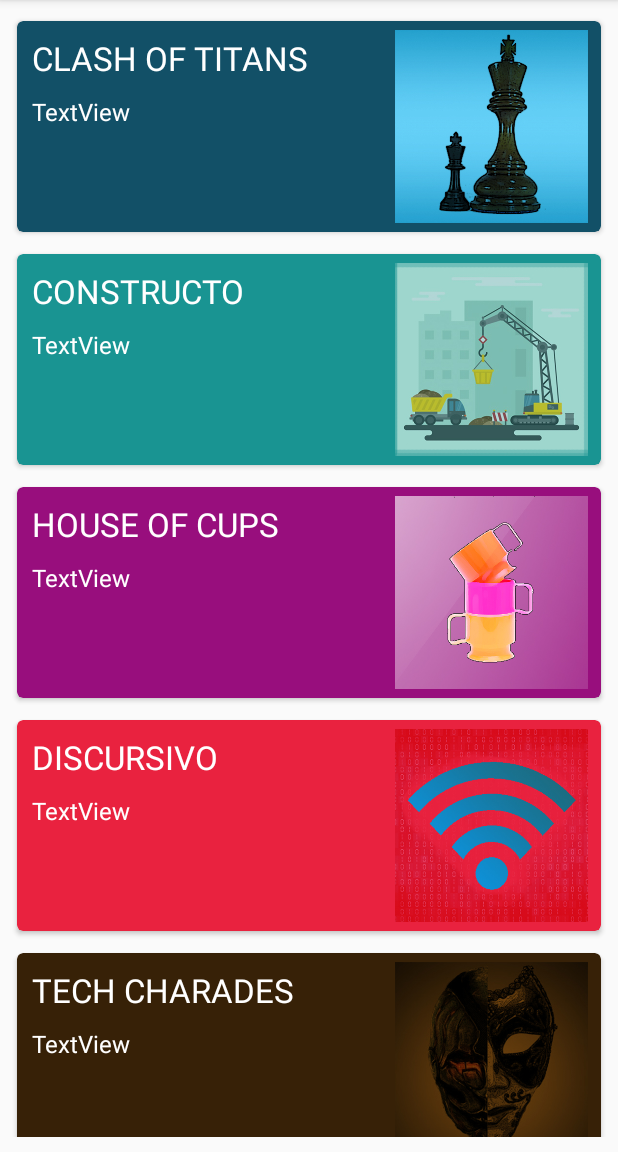
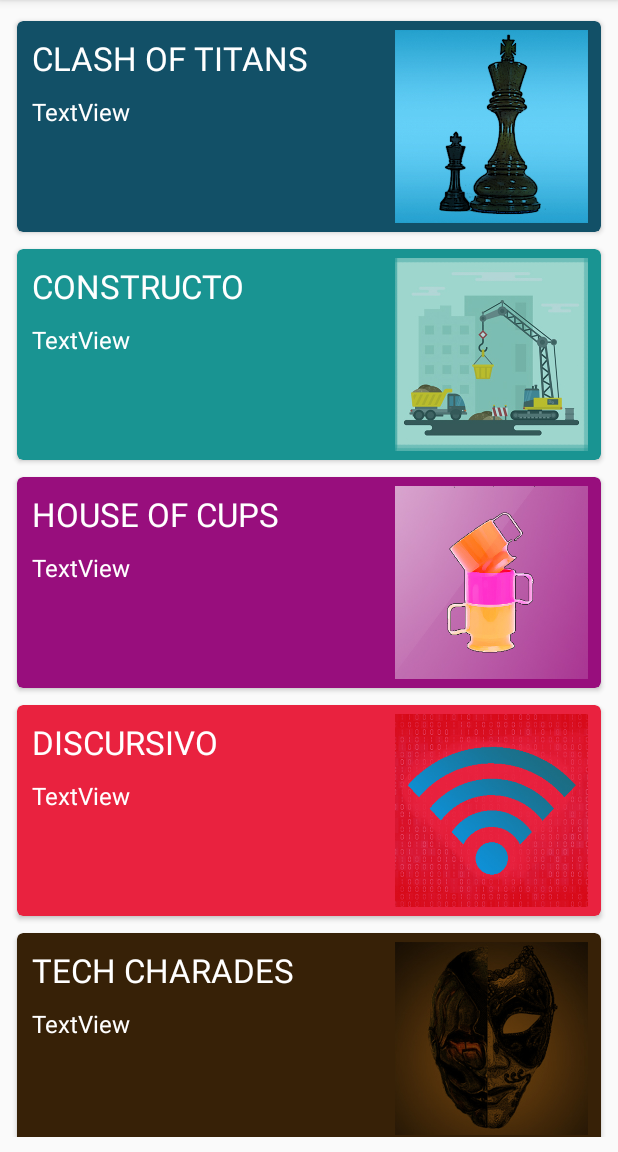
Before and after one commit to dungarpan/Offline-events, an Android app: the screen it shows after launch (OfflineActivity), on a phone screen of 412 x 824 dp, the part 84-1236 px from its top. Run offline under Robolectric (Android 15) with nearby library versions, the phone set to English and light mode, and no system bars.

Commit message:
margin rectified

```diff
--- a/app/src/main/res/layout/activity_offline.xml
+++ b/app/src/main/res/layout/activity_offline.xml
@@ -27,7 +27,7 @@
             app:cardBackgroundColor="#125067"
             app:cardCornerRadius="4dp"
             app:cardElevation="2dp"
-            app:cardUseCompatPadding="true">>
+            app:cardUseCompatPadding="true">
 
 
             <LinearLayout
@@ -85,11 +85,11 @@
             android:layout_height="150dp"
             android:layout_marginLeft="5dp"
             android:layout_marginRight="5dp"
-            android:layout_marginTop="5dp"
+            android:layout_marginTop="2dp"
             app:cardBackgroundColor="#199492"
             app:cardCornerRadius="4dp"
             app:cardElevation="2dp"
-            app:cardUseCompatPadding="true">>
+            app:cardUseCompatPadding="true">
 
 
             <LinearLayout
@@ -147,11 +147,11 @@
             android:layout_height="150dp"
             android:layout_marginLeft="5dp"
             android:layout_marginRight="5dp"
-            android:layout_marginTop="5dp"
+            android:layout_marginTop="2dp"
             app:cardBackgroundColor="#980e7d"
             app:cardCornerRadius="4dp"
             app:cardElevation="2dp"
-            app:cardUseCompatPadding="true">>
+            app:cardUseCompatPadding="true">
 
 
             <LinearLayout
@@ -209,11 +209,11 @@
             android:layout_height="150dp"
             android:layout_marginLeft="5dp"
             android:layout_marginRight="5dp"
-            android:layout_marginTop="5dp"
+            android:layout_marginTop="2dp"
             app:cardBackgroundColor="#e9223f"
             app:cardCornerRadius="4dp"
             app:cardElevation="2dp"
-            app:cardUseCompatPadding="true">>
+            app:cardUseCompatPadding="true">
 
 
             <LinearLayout
@@ -271,11 +271,11 @@
             android:layout_height="150dp"
             android:layout_marginLeft="5dp"
             android:layout_marginRight="5dp"
-            android:layout_marginTop="5dp"
+            android:layout_marginTop="2dp"
             app:cardBackgroundColor="#372107"
             app:cardCornerRadius="4dp"
             app:cardElevation="2dp"
-            app:cardUseCompatPadding="true">>
+            app:cardUseCompatPadding="true">
 
 
             <LinearLayout
@@ -333,11 +333,11 @@
             android:layout_height="150dp"
             android:layout_marginLeft="5dp"
             android:layout_marginRight="5dp"
-            android:layout_marginTop="5dp"
+            android:layout_marginTop="2dp"
             app:cardBackgroundColor="#ca6a28"
             app:cardCornerRadius="4dp"
             app:cardElevation="2dp"
-            app:cardUseCompatPadding="true">>
+            app:cardUseCompatPadding="true">
 
 
             <LinearLayout
@@ -395,11 +395,11 @@
             android:layout_height="150dp"
             android:layout_marginLeft="5dp"
             android:layout_marginRight="5dp"
-            android:layout_marginTop="5dp"
+            android:layout_marginTop="2dp"
             app:cardBackgroundColor="#125067"
             app:cardCornerRadius="4dp"
             app:cardElevation="2dp"
-            app:cardUseCompatPadding="true">>
+            app:cardUseCompatPadding="true">
 
 
             <LinearLayout
@@ -457,11 +457,11 @@
             android:layout_height="150dp"
             android:layout_marginLeft="5dp"
             android:layout_marginRight="5dp"
-            android:layout_marginTop="5dp"
+            android:layout_marginTop="2dp"
             app:cardBackgroundColor="#199492"
             app:cardCornerRadius="4dp"
             app:cardElevation="2dp"
-            app:cardUseCompatPadding="true">>
+            app:cardUseCompatPadding="true">
 
 
             <LinearLayout
@@ -519,11 +519,11 @@
             android:layout_height="150dp"
             android:layout_marginLeft="5dp"
             android:layout_marginRight="5dp"
-            android:layout_marginTop="5dp"
+            android:layout_marginTop="2dp"
             app:cardBackgroundColor="#980e7d"
             app:cardCornerRadius="4dp"
             app:cardElevation="2dp"
-            app:cardUseCompatPadding="true">>
+            app:cardUseCompatPadding="true">
 
 
             <LinearLayout
@@ -581,11 +581,11 @@
             android:layout_height="150dp"
             android:layout_marginLeft="5dp"
             android:layout_marginRight="5dp"
-            android:layout_marginTop="5dp"
+            android:layout_marginTop="2dp"
             app:cardBackgroundColor="#e9223f"
             app:cardCornerRadius="4dp"
             app:cardElevation="2dp"
-            app:cardUseCompatPadding="true">>
+            app:cardUseCompatPadding="true">
 
 
             <LinearLayout
@@ -643,11 +643,11 @@
             android:layout_height="150dp"
             android:layout_marginLeft="5dp"
             android:layout_marginRight="5dp"
-            android:layout_marginTop="5dp"
+            android:layout_marginTop="2dp"
             app:cardBackgroundColor="#372107"
             app:cardCornerRadius="4dp"
             app:cardElevation="2dp"
-            app:cardUseCompatPadding="true">>
+            app:cardUseCompatPadding="true">
 
 
             <LinearLayout
@@ -705,11 +705,11 @@
             android:layout_height="150dp"
             android:layout_marginLeft="5dp"
             android:layout_marginRight="5dp"
-            android:layout_marginTop="5dp"
+            android:layout_marginTop="2dp"
             app:cardBackgroundColor="#ca6a28"
             app:cardCornerRadius="4dp"
             app:cardElevation="2dp"
-            app:cardUseCompatPadding="true">>
+            app:cardUseCompatPadding="true">
 
 
             <LinearLayout
@@ -767,11 +767,11 @@
             android:layout_height="150dp"
             android:layout_marginLeft="5dp"
             android:layout_marginRight="5dp"
-            android:layout_marginTop="5dp"
+            android:layout_marginTop="2dp"
             app:cardBackgroundColor="#125067"
             app:cardCornerRadius="4dp"
             app:cardElevation="2dp"
-            app:cardUseCompatPadding="true">>
+            app:cardUseCompatPadding="true">
 
 
             <LinearLayout
@@ -829,11 +829,11 @@
             android:layout_height="150dp"
             android:layout_marginLeft="5dp"
             android:layout_marginRight="5dp"
-            android:layout_marginTop="5dp"
+            android:layout_marginTop="2dp"
             app:cardBackgroundColor="#199492"
             app:cardCornerRadius="4dp"
             app:cardElevation="2dp"
-            app:cardUseCompatPadding="true">>
+            app:cardUseCompatPadding="true">
 
 
             <LinearLayout
@@ -891,11 +891,11 @@
             android:layout_height="150dp"
             android:layout_marginLeft="5dp"
             android:layout_marginRight="5dp"
-            android:layout_marginTop="5dp"
+            android:layout_marginTop="2dp"
             app:cardBackgroundColor="#980e7d"
             app:cardCornerRadius="4dp"
             app:cardElevation="2dp"
-            app:cardUseCompatPadding="true">>
+            app:cardUseCompatPadding="true">
 
 
             <LinearLayout
@@ -953,11 +953,11 @@
             android:layout_height="150dp"
             android:layout_marginLeft="5dp"
             android:layout_marginRight="5dp"
-            android:layout_marginTop="5dp"
+            android:layout_marginTop="2dp"
             app:cardBackgroundColor="#e9223f"
             app:cardCornerRadius="4dp"
             app:cardElevation="2dp"
-            app:cardUseCompatPadding="true">>
+            app:cardUseCompatPadding="true">
 
 
             <LinearLayout
@@ -1015,11 +1015,11 @@
             android:layout_height="150dp"
             android:layout_marginLeft="5dp"
             android:layout_marginRight="5dp"
-            android:layout_marginTop="5dp"
+            android:layout_marginTop="2dp"
             app:cardBackgroundColor="#372107"
             app:cardCornerRadius="4dp"
             app:cardElevation="2dp"
-            app:cardUseCompatPadding="true">>
+            app:cardUseCompatPadding="true">
 
 
             <LinearLayout
@@ -1077,11 +1077,11 @@
             android:layout_height="150dp"
             android:layout_marginLeft="5dp"
             android:layout_marginRight="5dp"
-            android:layout_marginTop="5dp"
+            android:layout_marginTop="2dp"
             app:cardBackgroundColor="#ca6a28"
             app:cardCornerRadius="4dp"
             app:cardElevation="2dp"
-            app:cardUseCompatPadding="true">>
+            app:cardUseCompatPadding="true">
 
 
             <LinearLayout
@@ -1139,11 +1139,11 @@
             android:layout_height="150dp"
             android:layout_marginLeft="5dp"
             android:layout_marginRight="5dp"
-            android:layout_marginTop="5dp"
+            android:layout_marginTop="2dp"
             app:cardBackgroundColor="#125067"
             app:cardCornerRadius="4dp"
             app:cardElevation="2dp"
-            app:cardUseCompatPadding="true">>
+            app:cardUseCompatPadding="true">
 
 
             <LinearLayout
@@ -1201,11 +1201,11 @@
             android:layout_height="150dp"
             android:layout_marginLeft="5dp"
             android:layout_marginRight="5dp"
-            android:layout_marginTop="5dp"
+            android:layout_marginTop="2dp"
             app:cardBackgroundColor="#199492"
             app:cardCornerRadius="4dp"
             app:cardElevation="2dp"
-            app:cardUseCompatPadding="true">>
+            app:cardUseCompatPadding="true">
 
 
             <LinearLayout
@@ -1263,11 +1263,11 @@
             android:layout_height="150dp"
             android:layout_marginLeft="5dp"
             android:layout_marginRight="5dp"
-            android:layout_marginTop="5dp"
+            android:layout_marginTop="2dp"
             app:cardBackgroundColor="#980e7d"
             app:cardCornerRadius="4dp"
             app:cardElevation="2dp"
-            app:cardUseCompatPadding="true">>
+            app:cardUseCompatPadding="true">
 
 
             <LinearLayout
@@ -1325,11 +1325,11 @@
             android:layout_height="150dp"
             android:layout_marginLeft="5dp"
             android:layout_marginRight="5dp"
-            android:layout_marginTop="5dp"
+            android:layout_marginTop="2dp"
             app:cardBackgroundColor="#e9223f"
             app:cardCornerRadius="4dp"
             app:cardElevation="2dp"
-            app:cardUseCompatPadding="true">>
+            app:cardUseCompatPadding="true">
 
 
             <LinearLayout
@@ -1387,7 +1387,7 @@
             android:layout_height="150dp"
             android:layout_marginLeft="5dp"
             android:layout_marginRight="5dp"
-            android:layout_marginTop="5dp"
+            android:layout_marginTop="2dp"
             app:cardBackgroundColor="#372107"
             app:cardCornerRadius="4dp"
             app:cardElevation="2dp"
```
